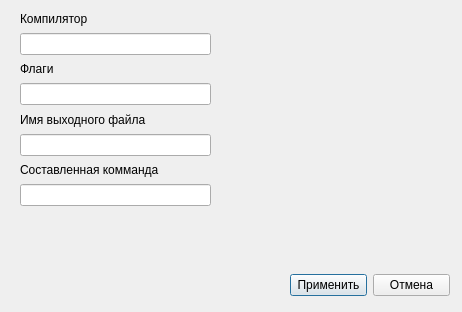
First picture: the form in settingmenusendaction.ui, repository eastpriSs/Knight, before the edit.
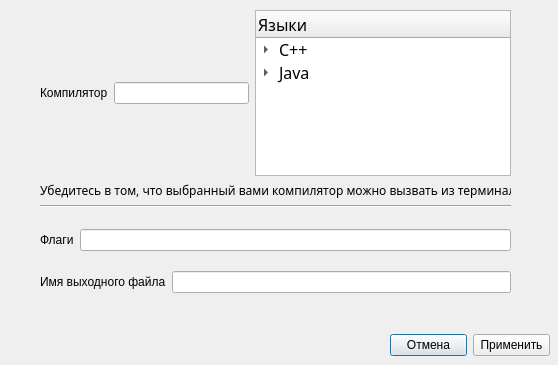
Second picture: the form after the edit.

```diff
--- a/settingmenusendaction.ui
+++ b/settingmenusendaction.ui
@@ -6,8 +6,8 @@
    <rect>
     <x>0</x>
     <y>0</y>
-    <width>462</width>
-    <height>312</height>
+    <width>558</width>
+    <height>365</height>
    </rect>
   </property>
   <property name="windowTitle">
@@ -16,20 +16,13 @@
   <widget class="QWidget" name="horizontalLayoutWidget">
    <property name="geometry">
     <rect>
-     <x>290</x>
-     <y>270</y>
+     <x>390</x>
+     <y>330</y>
      <width>160</width>
      <height>31</height>
     </rect>
    </property>
    <layout class="QHBoxLayout" name="horizontalLayout">
-    <item>
-     <widget class="QPushButton" name="confirm">
-      <property name="text">
-       <string>Применить</string>
-      </property>
-     </widget>
-    </item>
     <item>
      <widget class="QPushButton" name="cancel">
       <property name="text">
@@ -37,18 +30,27 @@
       </property>
      </widget>
     </item>
+    <item>
+     <widget class="QPushButton" name="confirm">
+      <property name="text">
+       <string>Применить</string>
+      </property>
+     </widget>
+    </item>
    </layout>
   </widget>
   <widget class="QWidget" name="verticalLayoutWidget">
    <property name="geometry">
     <rect>
-     <x>20</x>
+     <x>40</x>
      <y>10</y>
-     <width>191</width>
-     <height>196</height>
+     <width>471</width>
+     <height>283</height>
     </rect>
    </property>
-   <layout class="QVBoxLayout" name="verticalLayout">
+   <layout class="QVBoxLayout" name="verticalLayout_2">
+    <item>
+     <layout class="QHBoxLayout" name="horizontalLayout_2">
     <item>
      <widget class="QLabel" name="label">
       <property name="text">
@@ -60,6 +62,105 @@
      <widget class="QLineEdit" name="compilerName"/>
     </item>
     <item>
+       <widget class="QTreeWidget" name="treeWidget">
+        <property name="enabled">
+         <bool>true</bool>
+        </property>
+        <attribute name="headerVisible">
+         <bool>true</bool>
+        </attribute>
+        <column>
+         <property name="text">
+          <string>Языки</string>
+         </property>
+         <property name="font">
+          <font>
+           <family>Wide Latin</family>
+           <pointsize>12</pointsize>
+          </font>
+         </property>
+        </column>
+        <item>
+         <property name="text">
+          <string>C++</string>
+         </property>
+         <property name="font">
+          <font>
+           <family>Snap ITC</family>
+           <pointsize>12</pointsize>
+          </font>
+         </property>
+         <item>
+          <property name="text">
+           <string>g++</string>
+          </property>
+         </item>
+         <item>
+          <property name="text">
+           <string>clang++</string>
+          </property>
+         </item>
+         <item>
+          <property name="text">
+           <string>gcc</string>
+          </property>
+         </item>
+        </item>
+        <item>
+         <property name="text">
+          <string>Java</string>
+         </property>
+         <property name="font">
+          <font>
+           <family>Ravie</family>
+           <pointsize>12</pointsize>
+          </font>
+         </property>
+         <item>
+          <property name="text">
+           <string>javac</string>
+          </property>
+         </item>
+        </item>
+       </widget>
+      </item>
+     </layout>
+    </item>
+    <item>
+     <widget class="QLabel" name="label_4">
+      <property name="font">
+       <font>
+        <family>Microsoft New Tai Lue</family>
+       </font>
+      </property>
+      <property name="text">
+       <string>Убедитесь в том, что выбранный вами компилятор можно вызвать из терминала.</string>
+      </property>
+     </widget>
+    </item>
+    <item>
+     <widget class="Line" name="line">
+      <property name="orientation">
+       <enum>Qt::Orientation::Horizontal</enum>
+      </property>
+     </widget>
+    </item>
+    <item>
+     <spacer name="verticalSpacer">
+      <property name="orientation">
+       <enum>Qt::Orientation::Vertical</enum>
+      </property>
+      <property name="sizeHint" stdset="0">
+       <size>
+        <width>20</width>
+        <height>40</height>
+       </size>
+      </property>
+     </spacer>
+    </item>
+    <item>
+     <layout class="QHBoxLayout" name="horizontalLayout_3">
+      <item>
      <widget class="QLabel" name="label_2">
       <property name="text">
        <string>Флаги</string>
@@ -69,6 +170,23 @@
     <item>
      <widget class="QLineEdit" name="flags"/>
     </item>
+     </layout>
+    </item>
+    <item>
+     <spacer name="verticalSpacer_2">
+      <property name="orientation">
+       <enum>Qt::Orientation::Vertical</enum>
+      </property>
+      <property name="sizeHint" stdset="0">
+       <size>
+        <width>20</width>
+        <height>40</height>
+       </size>
+      </property>
+     </spacer>
+    </item>
+    <item>
+     <layout class="QHBoxLayout" name="horizontalLayout_4">
     <item>
      <widget class="QLabel" name="label_3">
       <property name="text">
@@ -79,15 +197,7 @@
     <item>
      <widget class="QLineEdit" name="outputExe"/>
     </item>
-    <item>
-     <widget class="QLabel" name="label_4">
-      <property name="text">
-       <string>Составленная комманда</string>
-      </property>
-     </widget>
-    </item>
-    <item>
-     <widget class="QLineEdit" name="outputCommand"/>
+     </layout>
     </item>
    </layout>
   </widget>
```
Left out of the diff: 2 changed lines with no effect on the pictures. Lines whose indentation alone changed are shown as unchanged.
